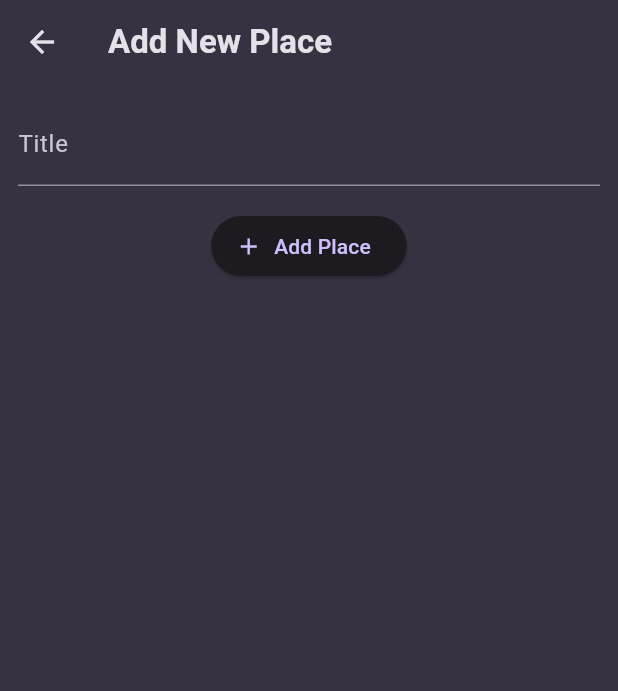
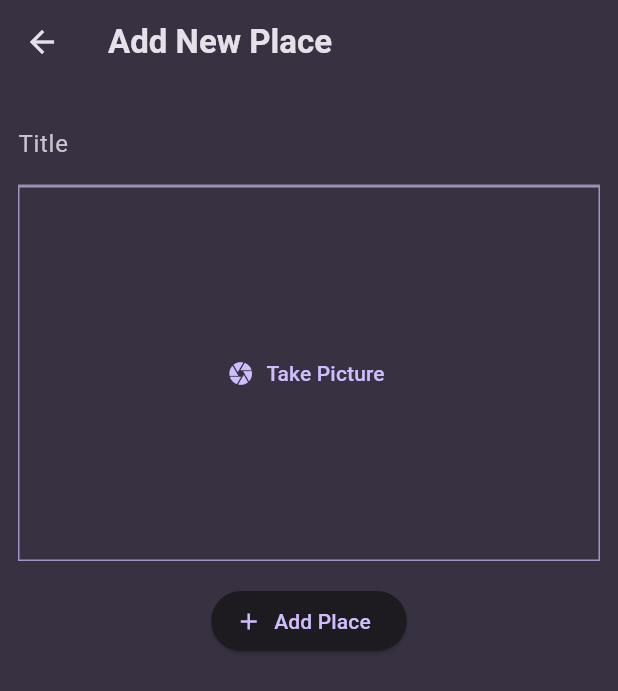
Before and after one commit to gusjabar/flutter, a Flutter app: the NewPlaceScreen screen opened directly, on a phone screen of 412 x 824 dp. Shown: the top 691 px of the screen. Run offline on Flutter 3.47's test engine with Material 3 defaults, Android fonts, the light colour scheme and no system bars; our stand-ins replace flutter_riverpod, google_fonts, image_picker, transparent_image.

Commit message:
added camera picker photo

```diff
--- a/favorite_places_app/lib/screens/new_place.dart
+++ b/favorite_places_app/lib/screens/new_place.dart
@@ -1,4 +1,5 @@
 import 'package:favorite_places_app/providers/user_places.dart';
+import 'package:favorite_places_app/widgets/image_input.dart';
 import 'package:flutter/material.dart';
 import 'package:flutter_riverpod/flutter_riverpod.dart';
 
@@ -45,6 +46,7 @@
                   style:
                       TextStyle(color: Theme.of(context).colorScheme.onSurface),
                 ),
+                const ImageInput(),
                 const SizedBox(
                   height: 16,
                 ),
--- /dev/null
+++ b/favorite_places_app/lib/widgets/image_input.dart
@@ -0,0 +1,62 @@
+import 'dart:io';
+
+import 'package:flutter/material.dart';
+import 'package:image_picker/image_picker.dart';
+
+class ImageInput extends StatefulWidget {
+  const ImageInput({super.key});
+
+  @override
+  State<StatefulWidget> createState() {
+    return _ImageInputSate();
+  }
+}
+
+class _ImageInputSate extends State<ImageInput> {
+  File? _selectedImage;
+
+  void _takePicture() async {
+    final imagePicker = ImagePicker();
+    final pickedImage =
+        await imagePicker.pickImage(source: ImageSource.camera, maxWidth: 600);
+    if (pickedImage == null) {
+      return;
+    }
+    setState(() {
+      _selectedImage = File(pickedImage.path);
+    });
+  }
+
+  @override
+  Widget build(BuildContext context) {
+    Widget content = TextButton.icon(
+      onPressed: _takePicture,
+      label: const Text('Take Picture'),
+      icon: const Icon(Icons.camera),
+    );
+
+    if (_selectedImage != null) {
+      content = GestureDetector(
+        onTap: _takePicture,
+        child: Image.file(
+          _selectedImage!,
+          fit: BoxFit.cover,
+          width: double.infinity,
+          height: double.infinity,
+        ),
+      );
+    }
+
+    return Container(
+      decoration: BoxDecoration(
+        border: Border.all(
+            width: 1,
+            color: Theme.of(context).colorScheme.primary.withOpacity(0.7)),
+      ),
+      width: double.infinity,
+      height: 250,
+      alignment: Alignment.center,
+      child: content,
+    );
+  }
+}
--- a/favorite_places_app/pubspec.yaml
+++ b/favorite_places_app/pubspec.yaml
@@ -38,6 +38,7 @@
   google_fonts: ^6.2.1
   flutter_riverpod: ^2.5.1
   uuid: ^4.4.0
+  image_picker: ^1.1.1
 
 dev_dependencies:
   flutter_test:
```
Also changed, not shown: favorite_places_app/pubspec.lock, 8 other files.
